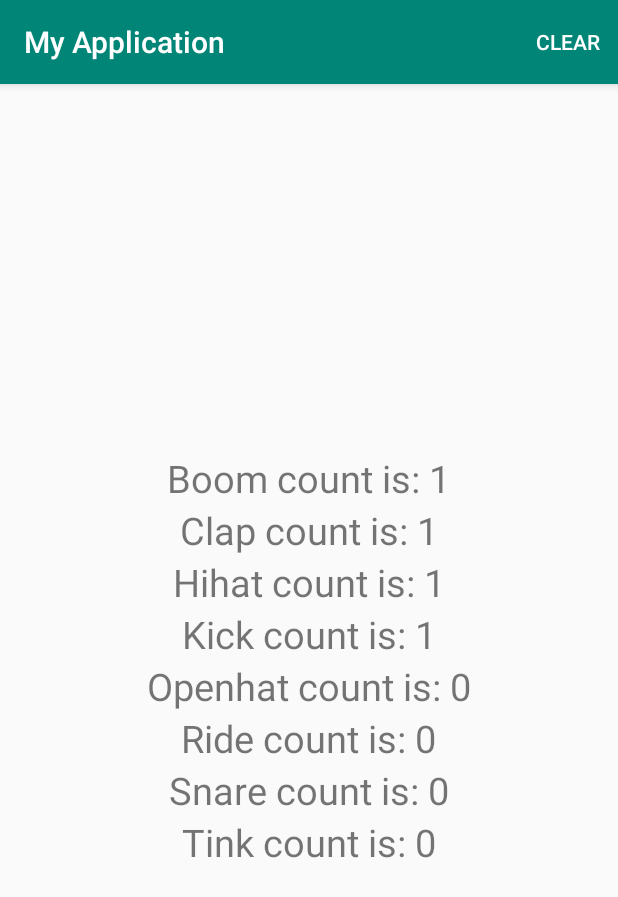
After one commit to Sirius1888/dubstepPads, an Android app: the StatisticsActivity screen opened directly, with no data from a screen before it, on a phone screen of 412 x 824 dp. The commit adds this screen. Shown: the top 897 px of the screen. Run offline under Robolectric (Android 15) with nearby library versions, the phone set to English and light mode, and no system bars.

Commit message:
added: statistics activity

```diff
--- a/app/build.gradle
+++ b/app/build.gradle
@@ -24,7 +24,7 @@ android {
 
 dependencies {
     implementation fileTree(dir: 'libs', include: ['*.jar'])
-    implementation"org.jetbrains.kotlin:kotlin-stdlib-jdk7:$kotlin_version"
+    implementation "org.jetbrains.kotlin:kotlin-stdlib-jdk7:$kotlin_version"
     implementation 'androidx.appcompat:appcompat:1.0.0-beta01'
     implementation 'androidx.core:core-ktx:1.1.0-alpha03'
     implementation 'androidx.constraintlayout:constraintlayout:1.1.2'
--- /dev/null
+++ b/app/src/main/java/com/example/myapplication/Constants.kt
@@ -0,0 +1,14 @@
+package com.example.myapplication
+
+class Constants {
+
+    val COUNT_BOOM = "boom_count"
+    val COUNT_CLAP = "clap_count"
+    val COUNT_HIHAT = "hihat_count"
+    val COUNT_KICK = "kick_count"
+    val COUNT_OPENHAT = "openhat_count"
+    val COUNT_RIDE = "ride_count"
+    val COUNT_SNARE = "snare_count"
+    val COUNT_TINK = "tink_count"
+
+}
--- /dev/null
+++ b/app/src/main/java/com/example/myapplication/StatisticsActivity.kt
@@ -0,0 +1,89 @@
+package com.example.myapplication
+
+import android.content.Context
+import android.content.Intent
+import androidx.appcompat.app.AppCompatActivity
+import android.os.Bundle
+import android.view.Menu
+import android.view.MenuItem
+import android.widget.Toast
+import kotlinx.android.synthetic.main.activity_statistics.*
+
+class StatisticsActivity : AppCompatActivity() {
+
+    var countBoom = 0
+    var countClap = 0
+    var countHihat = 0
+    var countKick = 0
+    var countOpenHat = 0
+    var countRide = 0
+    var countSnare = 0
+    var countTink = 0
+
+    var constant = Constants()
+
+
+    override fun onCreate(savedInstanceState: Bundle?) {
+        super.onCreate(savedInstanceState)
+        setContentView(R.layout.activity_statistics)
+
+
+    }
+
+
+    override fun onCreateOptionsMenu(menu: Menu): Boolean {
+        menuInflater.inflate(R.menu.statistics_menu, menu)
+        return true
+    }
+
+    override fun onOptionsItemSelected(item: MenuItem): Boolean = when (item.itemId) {
+        R.id.action_clear_data -> {
+            Toast.makeText(applicationContext, "Statistics is clear...", Toast.LENGTH_SHORT).show()
+            clearStatistics()
+            getCountPressButton()
+            setTextInView()
+            true
+        }
+        else -> super.onOptionsItemSelected(item)
+    }
+
+
+    override fun onResume() {
+        super.onResume()
+        getCountPressButton()
+        setTextInView()
+    }
+
+    private fun setTextInView() {
+        count_boom_text_view.text = "Boom count is: " + countBoom
+        count_clap_text_view.text = "Clap count is: " + countClap
+        count_hihat_text_view.text = "Hihat count is: " + countHihat
+        count_kick_text_view.text = "Kick count is: " + countKick
+        count_openhat_text_view.text = "Openhat count is: " + countOpenHat
+        count_ride_text_view.text = "Ride count is: " + countRide
+        count_snare_text_view.text = "Snare count is: " + countSnare
+        count_tink_text_view.text = "Tink count is: " + countTink
+    }
+
+
+    private fun getCountPressButton() {
+        val sharedPreference =  getSharedPreferences("PREFERENCE_NAME", Context.MODE_PRIVATE)
+        countBoom = sharedPreference.getInt(constant.COUNT_BOOM,0)
+        countClap = sharedPreference.getInt(constant.COUNT_CLAP,0)
+        countHihat = sharedPreference.getInt(constant.COUNT_HIHAT,0)
+        countKick = sharedPreference.getInt(constant.COUNT_KICK,0)
+        countOpenHat = sharedPreference.getInt(constant.COUNT_OPENHAT,0)
+        countRide = sharedPreference.getInt(constant.COUNT_RIDE,0)
+        countSnare = sharedPreference.getInt(constant.COUNT_SNARE,0)
+        countTink = sharedPreference.getInt(constant.COUNT_TINK,0)
+
+    }
+
+    private fun clearStatistics() {
+        val sharedPreference =  getSharedPreferences("PREFERENCE_NAME",Context.MODE_PRIVATE)
+        val editor = sharedPreference.edit()
+        editor.clear()
+        editor.apply()
+
+    }
+}
--- a/app/src/main/res/layout/activity_main.xml
+++ b/app/src/main/res/layout/activity_main.xml
@@ -6,6 +6,8 @@
         android:layout_height="match_parent"
         android:orientation="vertical"
         tools:context=".MainActivity">
+
+
 
     <LinearLayout
             android:layout_width="match_parent"
--- /dev/null
+++ b/app/src/main/res/layout/activity_statistics.xml
@@ -0,0 +1,79 @@
+<?xml version="1.0" encoding="utf-8"?>
+<LinearLayout
+        xmlns:android="http://schemas.android.com/apk/res/android"
+        xmlns:tools="http://schemas.android.com/tools"
+        xmlns:app="http://schemas.android.com/apk/res-auto"
+        android:layout_width="match_parent"
+        android:layout_height="match_parent"
+        android:orientation="vertical"
+        tools:context=".StatisticsActivity"
+        android:gravity="center">
+
+
+    <TextView
+            android:id="@+id/count_boom_text_view"
+            android:layout_width="wrap_content"
+            android:layout_height="wrap_content"
+            android:text="hello"
+            android:layout_gravity="center"
+            android:textSize="25sp"
+            />
+    <TextView
+            android:id="@+id/count_clap_text_view"
+            android:layout_width="wrap_content"
+            android:layout_height="wrap_content"
+            android:text="hello"
+            android:layout_gravity="center"
+            android:textSize="25sp"
+            />
+    <TextView
+            android:id="@+id/count_hihat_text_view"
+            android:layout_width="wrap_content"
+            android:layout_height="wrap_content"
+            android:text="hello"
+            android:layout_gravity="center"
+            android:textSize="25sp"
+            />
+
+    <TextView
+            android:id="@+id/count_kick_text_view"
+            android:layout_width="wrap_content"
+            android:layout_height="wrap_content"
+            android:text="hello"
+            android:layout_gravity="center"
+            android:textSize="25sp"
+            />
+    <TextView
+            android:id="@+id/count_openhat_text_view"
+            android:layout_width="wrap_content"
+            android:layout_height="wrap_content"
+            android:text="hello"
+            android:layout_gravity="center"
+            android:textSize="25sp"
+            />
+    <TextView
+            android:id="@+id/count_ride_text_view"
+            android:layout_width="wrap_content"
+            android:layout_height="wrap_content"
+            android:text="hello"
+            android:layout_gravity="center"
+            android:textSize="25sp"
+            />
+    <TextView
+            android:id="@+id/count_snare_text_view"
+            android:layout_width="wrap_content"
+            android:layout_height="wrap_content"
+            android:text="hello"
+            android:layout_gravity="center"
+            android:textSize="25sp"
+            />
+    <TextView
+            android:id="@+id/count_tink_text_view"
+            android:layout_width="wrap_content"
+            android:layout_height="wrap_content"
+            android:text="hello"
+            android:layout_gravity="center"
+            android:textSize="25sp"
+            />
+
+</LinearLayout>
--- /dev/null
+++ b/app/src/main/res/menu/statistics_menu.xml
@@ -0,0 +1,9 @@
+<?xml version="1.0" encoding="utf-8"?>
+<menu xmlns:android="http://schemas.android.com/apk/res/android"
+      xmlns:app="http://schemas.android.com/apk/res-auto">
+
+    <item
+            android:id="@+id/action_clear_data"
+            app:showAsAction="ifRoom"
+            android:title="@string/clear" />
+</menu>
--- a/app/src/main/res/values/strings.xml
+++ b/app/src/main/res/values/strings.xml
@@ -1,3 +1,11 @@
 <resources>
     <string name="app_name">My Application</string>
+
+
+    //region toolbar menu
+    <string name="statistics">statistic</string>
+    <string name="clear">clear</string>
+    //endregion
+
+
 </resources>
```
Also changed, not shown: app/src/main/AndroidManifest.xml (+17 -19 lines), app/src/main/java/com/example/myapplication/MainActivity.kt (+137 -100 lines), app/src/main/res/menu/main_menu.xml (added, +9 -0 lines).
